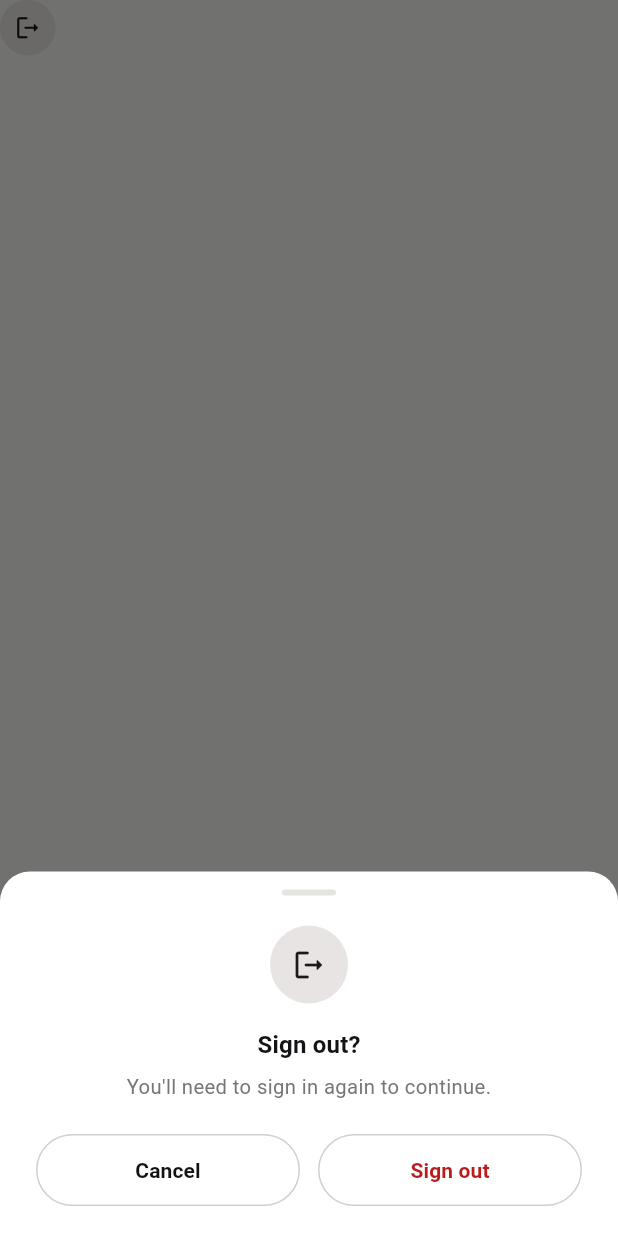
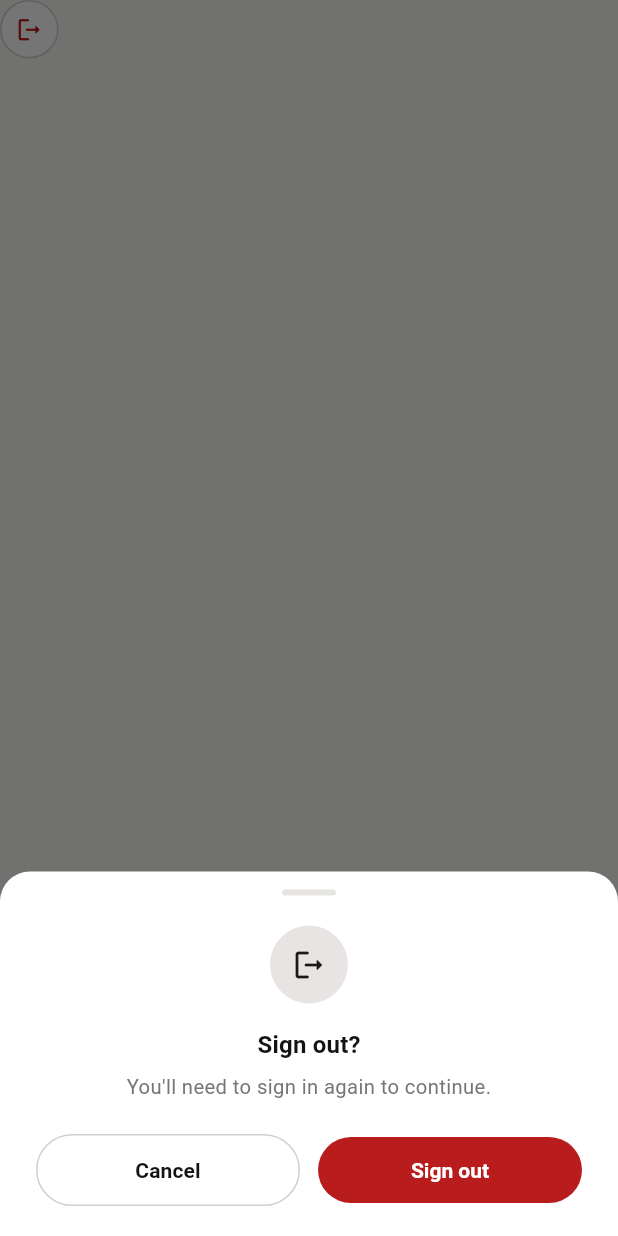
Before and after one commit to arsalanmukhtar/daily_tasks, a Flutter app: the SignOutButton widget shown alone on an empty page, opened directly, after a tap on the "logout" icon, on a phone screen of 412 x 824 dp. Run offline on Flutter 3.47's test engine with Material 3 defaults, Android fonts, the phone set to English and light mode, and no system bars; our stand-ins replace app_links, flutter_riverpod, flutter_widget_from_html_core, google_fonts, shared_preferences; accounts and stored records are empty; network calls fail.

Commit message:
Mobile: outlined sign-out icon, filled-red confirm button
- AppBar sign-out chip: white fill + gray outline (matches Cancel's
  style) with a subtle-red glyph, instead of the filled brandTint
  circle - keeps the destructive-but-quiet red accent on the icon
  itself rather than a colored background.
- Confirm sheet's "Sign out" button: filled red background + white
  text (a real destructive button) instead of an outlined red-text
  button; Cancel is untouched.

Verified live on the emulator against both the AppBar icon and the
confirmation sheet.

Co-Authored-By: Claude Sonnet 5 <noreply@anthropic.com>

```diff
--- a/mobile_app/lib/widgets/sign_out_button.dart
+++ b/mobile_app/lib/widgets/sign_out_button.dart
@@ -7,10 +7,11 @@ import '../data/providers.dart';
 /// AppBar sign-out control, used by both HomeScreen (developer) and
 /// ManagerHomeScreen. Two things a bare `IconButton(Icons.logout)` didn't
 /// give us:
-/// - a filled, circular chip (the same brandTint-circle-with-dark-icon motif
-///   as the sign-in screen's logo mark) so it reads as one deliberate,
-///   substantial control - not a thin stray glyph floating in the AppBar -
-///   while the glyph inside stays a light, single-weight stroke.
+/// - a bordered, circular chip (white fill, the same grayish outline as
+///   Cancel/OutlinedButton elsewhere, and a subtle-red glyph - the same
+///   destructive-but-quiet color the confirm sheet's own Sign out button
+///   uses) so it reads as one deliberate, substantial control - not a thin
+///   stray glyph floating in the AppBar.
 /// - a bottom-sheet confirmation before it actually signs out, matching
 ///   every other panel in this app (LeaveDatesCalendarSheet, request/
 ///   uninformed detail sheets) rather than a modal AlertDialog - a stray tap
@@ -23,15 +24,22 @@ class SignOutButton extends ConsumerWidget {
   Widget build(BuildContext context, WidgetRef ref) {
     return Padding(
       padding: const EdgeInsets.only(right: 8),
+      child: Container(
+        decoration: const BoxDecoration(
+          color: AppColors.surface,
+          shape: BoxShape.circle,
+          border: Border.fromBorderSide(BorderSide(color: AppColors.lineStrong)),
+        ),
         child: Material(
-        color: AppColors.brandTint,
+          color: Colors.transparent,
           shape: const CircleBorder(),
           child: InkWell(
             customBorder: const CircleBorder(),
             onTap: () => _confirmSignOut(context, ref),
             child: const Padding(
               padding: EdgeInsets.all(9),
-            child: Icon(Icons.logout_rounded, size: 19, color: AppColors.brandPrimaryDark),
+              child: Icon(Icons.logout_rounded, size: 19, color: AppColors.statusRejected),
+            ),
           ),
         ),
       ),
@@ -94,9 +102,12 @@ class _SignOutConfirmSheet extends StatelessWidget {
                 ),
                 const SizedBox(width: 12),
                 Expanded(
-                  child: OutlinedButton(
+                  child: ElevatedButton(
                     onPressed: () => Navigator.of(context).pop(true),
-                    style: OutlinedButton.styleFrom(foregroundColor: AppColors.statusRejected),
+                    style: ElevatedButton.styleFrom(
+                      backgroundColor: AppColors.statusRejected,
+                      foregroundColor: Colors.white,
+                    ),
                     child: const Text('Sign out'),
                   ),
                 ),
```
Lines whose indentation alone changed are shown as unchanged.
